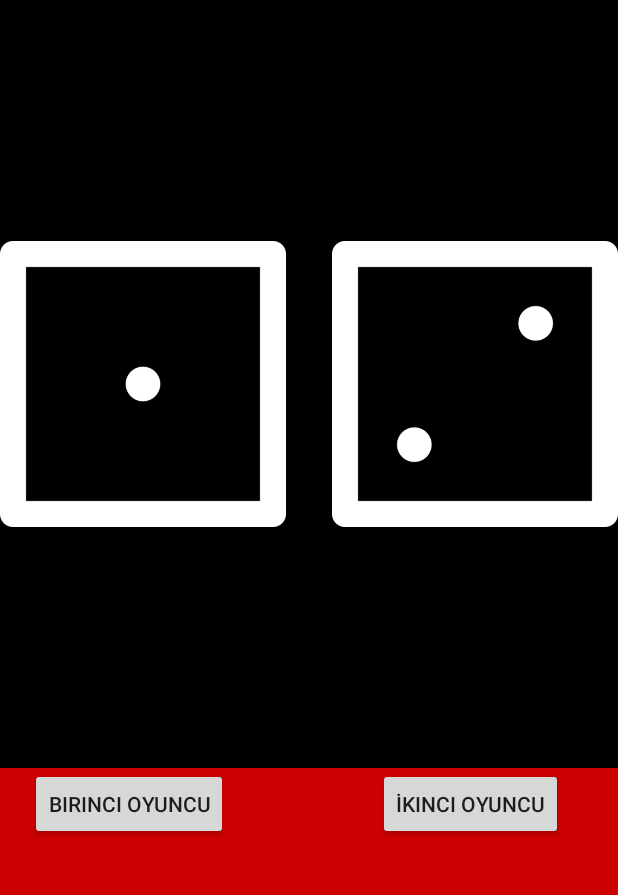
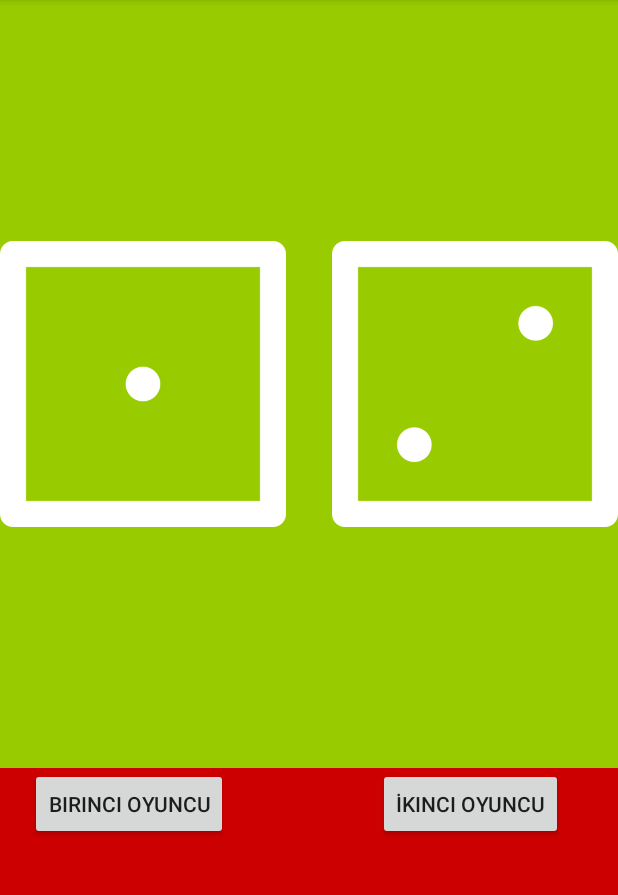
Before and after one commit to ymantarkan/dicee, an Android app: the screen it shows after launch (MainActivity), on a phone screen of 412 x 824 dp, the part 84-979 px from its top. Run offline under Robolectric (Android 15) with nearby library versions, the light colour scheme and no system bars.

Commit message:
Zar arka planı değiştirildi

```diff
--- a/app/src/main/res/layout/activity_main.xml
+++ b/app/src/main/res/layout/activity_main.xml
@@ -10,7 +10,7 @@
     <LinearLayout
         android:layout_width="match_parent"
         android:layout_height="wrap_content"
-        android:background="@android:color/background_dark"
+        android:background="@android:color/holo_green_light"
         android:orientation="horizontal">
 
         <ImageView
```
